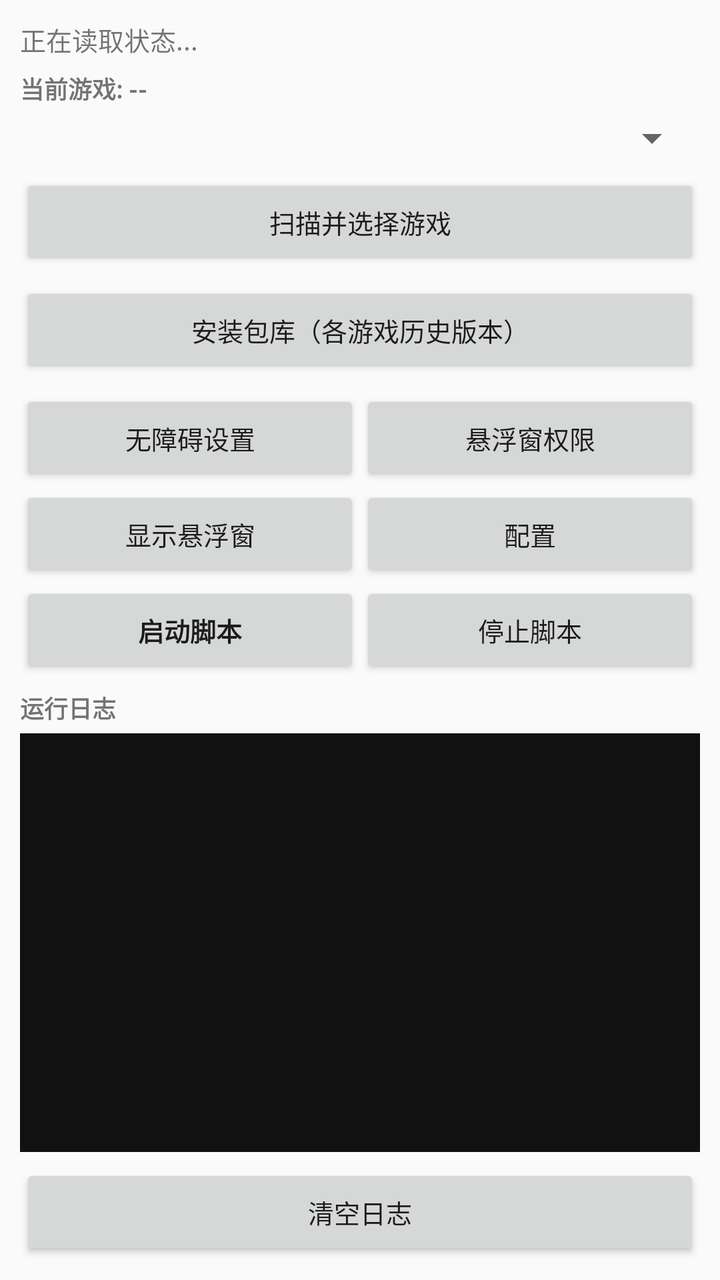
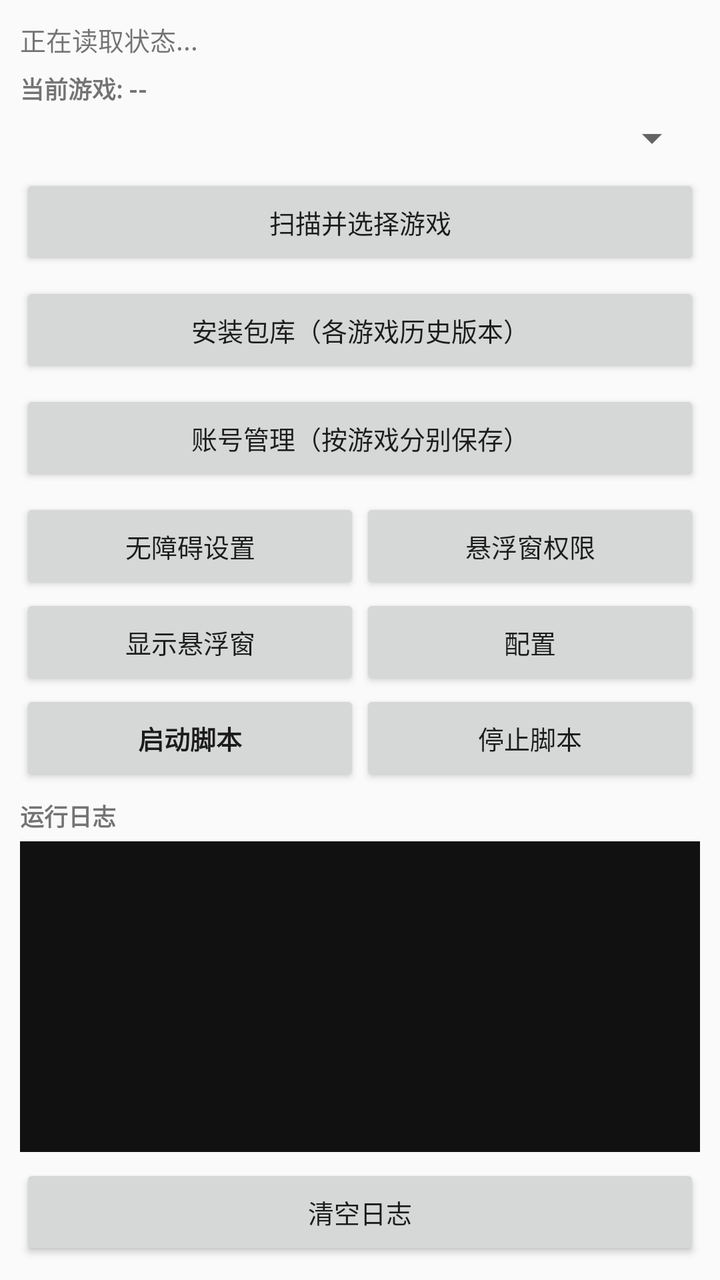

Screens rendered from an Android XML layout before and after an edit, with the pre-edit source and the edit as a unified diff.
<!-- AndroidManifest.xml: application theme android:Theme.Material.Light.DarkActionBar -->
<!-- res/layout/activity_main.xml -->
<?xml version="1.0" encoding="utf-8"?>
<LinearLayout xmlns:android="http://schemas.android.com/apk/res/android"
    android:layout_width="match_parent"
    android:layout_height="match_parent"
    android:orientation="vertical"
    android:padding="10dp">

    <TextView
        android:id="@+id/tv_status"
        android:layout_width="match_parent"
        android:layout_height="wrap_content"
        android:paddingBottom="6dp"
        android:text="正在读取状态..."
        android:textSize="13sp" />

    <TextView
        android:id="@+id/tv_game"
        android:layout_width="match_parent"
        android:layout_height="wrap_content"
        android:paddingBottom="4dp"
        android:text="当前游戏: --"
        android:textSize="12sp"
        android:textStyle="bold" />

    <Spinner
        android:id="@+id/sp_game"
        android:layout_width="match_parent"
        android:layout_height="wrap_content"
        android:layout_marginBottom="6dp" />

    <Button
        android:id="@+id/btn_scan"
        android:layout_width="match_parent"
        android:layout_height="wrap_content"
        android:layout_marginBottom="6dp"
        android:text="扫描并选择游戏"
        android:textSize="13sp" />

    <Button
        android:id="@+id/btn_library"
        android:layout_width="match_parent"
        android:layout_height="wrap_content"
        android:layout_marginBottom="6dp"
        android:text="安装包库（各游戏历史版本）"
        android:textSize="13sp" />

    <LinearLayout
        android:layout_width="match_parent"
        android:layout_height="wrap_content"
        android:orientation="horizontal">

        <Button
            android:id="@+id/btn_service"
            android:layout_width="0dp"
            android:layout_height="wrap_content"
            android:layout_weight="1"
            android:text="无障碍设置"
            android:textSize="13sp" />

        <Button
            android:id="@+id/btn_overlay"
            android:layout_width="0dp"
            android:layout_height="wrap_content"
            android:layout_weight="1"
            android:text="悬浮窗权限"
            android:textSize="13sp" />
    </LinearLayout>

    <LinearLayout
        android:layout_width="match_parent"
        android:layout_height="wrap_content"
        android:orientation="horizontal">

        <Button
            android:id="@+id/btn_float"
            android:layout_width="0dp"
            android:layout_height="wrap_content"
            android:layout_weight="1"
            android:text="显示悬浮窗"
            android:textSize="13sp" />

        <Button
            android:id="@+id/btn_config"
            android:layout_width="0dp"
            android:layout_height="wrap_content"
            android:layout_weight="1"
            android:text="配置"
            android:textSize="13sp" />
    </LinearLayout>

    <LinearLayout
        android:layout_width="match_parent"
        android:layout_height="wrap_content"
        android:orientation="horizontal">

        <Button
            android:id="@+id/btn_start"
            android:layout_width="0dp"
            android:layout_height="wrap_content"
            android:layout_weight="1"
            android:text="启动脚本"
            android:textSize="13sp"
            android:textStyle="bold" />

        <Button
            android:id="@+id/btn_stop"
            android:layout_width="0dp"
            android:layout_height="wrap_content"
            android:layout_weight="1"
            android:text="停止脚本"
            android:textSize="13sp" />
    </LinearLayout>

    <TextView
        android:layout_width="match_parent"
        android:layout_height="wrap_content"
        android:paddingTop="6dp"
        android:paddingBottom="4dp"
        android:text="运行日志"
        android:textSize="12sp"
        android:textStyle="bold" />

    <ScrollView
        android:id="@+id/log_scroll"
        android:layout_width="match_parent"
        android:layout_height="0dp"
        android:layout_weight="1"
        android:background="#FF111111">

        <TextView
            android:id="@+id/tv_log"
            android:layout_width="match_parent"
            android:layout_height="wrap_content"
            android:padding="6dp"
            android:textColor="#FF33DD33"
            android:textIsSelectable="true"
            android:textSize="11sp"
            android:typeface="monospace" />
    </ScrollView>

    <Button
        android:id="@+id/btn_clearlog"
        android:layout_width="match_parent"
        android:layout_height="wrap_content"
        android:layout_marginTop="6dp"
        android:text="清空日志"
        android:textSize="13sp" />
</LinearLayout>
<!-- resources referenced by this layout -->
<resources>

</resources>

<!-- the commit's change to res/layout/activity_main.xml (unified diff, before → after) -->
@@ -42,6 +42,14 @@
         android:layout_height="wrap_content"
         android:layout_marginBottom="6dp"
         android:text="安装包库（各游戏历史版本）"
+        android:textSize="13sp" />
+
+    <Button
+        android:id="@+id/btn_accounts"
+        android:layout_width="match_parent"
+        android:layout_height="wrap_content"
+        android:layout_marginBottom="6dp"
+        android:text="账号管理（按游戏分别保存）"
         android:textSize="13sp" />
 
     <LinearLayout
